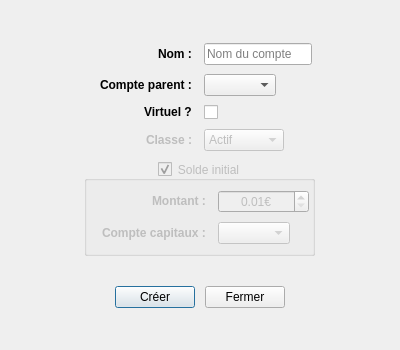
Qt form gui/CreationCompteDialog.ui (hoxuanvinh1999/LO21_OOP) before a commit.
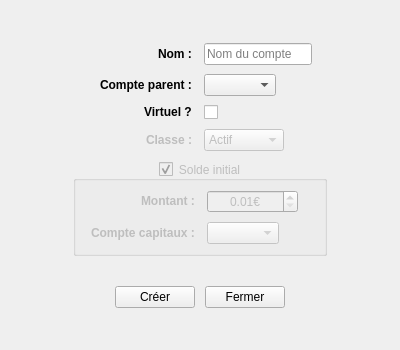
The same form after that commit. Icons and pictures are not drawn.

The edit to the form file:
```diff
--- a/gui/CreationCompteDialog.ui
+++ b/gui/CreationCompteDialog.ui
@@ -248,7 +248,56 @@
        </widget>
       </item>
       <item row="1" column="1">
-       <widget class="QComboBox" name="choixCompteCapitaux"/>
+       <layout class="QHBoxLayout" name="horizontalLayout">
+        <property name="spacing">
+         <number>10</number>
+        </property>
+        <property name="leftMargin">
+         <number>0</number>
+        </property>
+        <property name="topMargin">
+         <number>0</number>
+        </property>
+        <item>
+         <widget class="QComboBox" name="choixCompteCapitaux">
+          <property name="sizeAdjustPolicy">
+           <enum>QComboBox::AdjustToContents</enum>
+          </property>
+         </widget>
+        </item>
+        <item>
+         <widget class="QPushButton" name="boutonAjouterCompteCapitaux">
+          <property name="sizePolicy">
+           <sizepolicy hsizetype="Fixed" vsizetype="Fixed">
+            <horstretch>0</horstretch>
+            <verstretch>0</verstretch>
+           </sizepolicy>
+          </property>
+          <property name="cursor">
+           <cursorShape>PointingHandCursor</cursorShape>
+          </property>
+          <property name="toolTip">
+           <string>Ajouter un compte de capitaux</string>
+          </property>
+          <property name="styleSheet">
+           <string notr="true">#boutonAjouterCompteCapitaux {
+	border: none;
+}
+
+#boutonAjouterCompteCapitaux:hover {
+	background-color: rgba(0, 0, 0, 0.2);
+}</string>
+          </property>
+          <property name="text">
+           <string/>
+          </property>
+          <property name="icon">
+           <iconset resource="../resources.qrc">
+            <normaloff>:/icons/resources/plus_button.png</normaloff>:/icons/resources/plus_button.png</iconset>
+          </property>
+         </widget>
+        </item>
+       </layout>
       </item>
      </layout>
     </widget>
```
Left out of the diff: 4 changed lines with no effect on the pictures.
